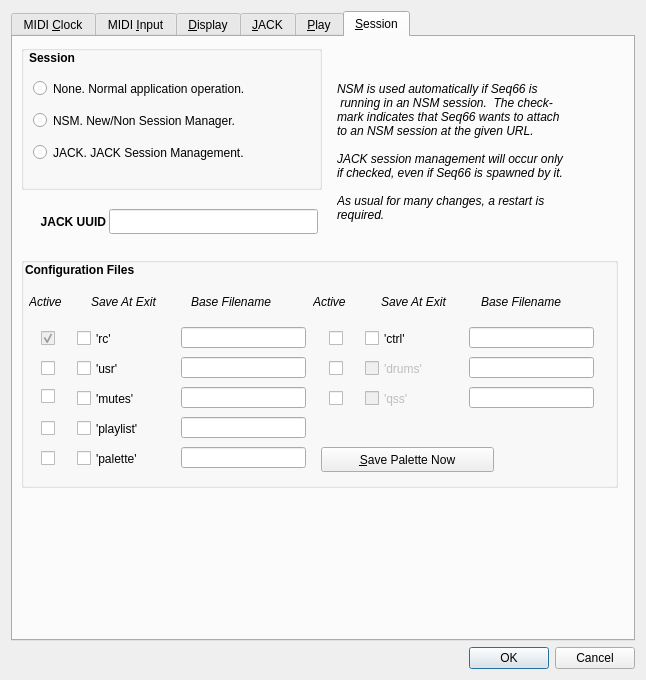
The window that seq_qt5/forms/qseditoptions.ui (ahlstromcj/seq66) describes before a commit, drawn with Qt 5.
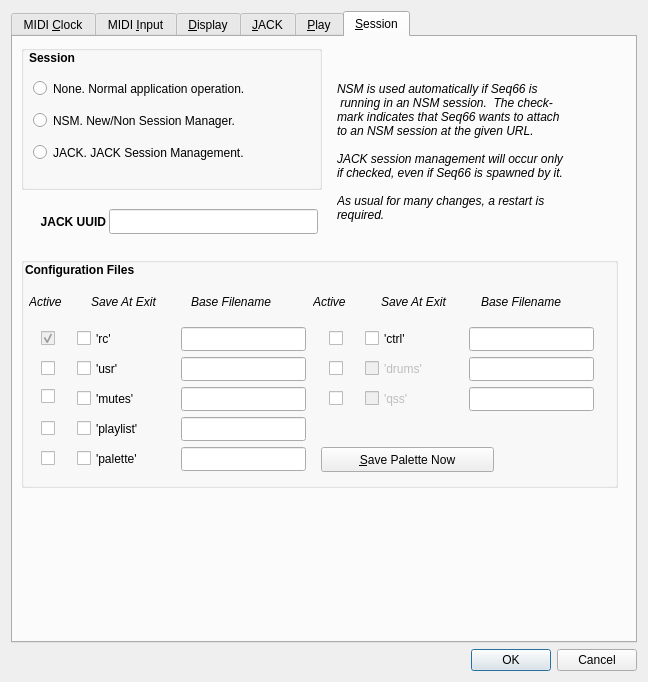
The same window after the commit. The open tabs and pages were chosen to show the change.

Diff of the .ui file:
```diff
--- a/seq_qt5/forms/qseditoptions.ui
+++ b/seq_qt5/forms/qseditoptions.ui
@@ -6,8 +6,8 @@
    <rect>
     <x>0</x>
     <y>0</y>
-    <width>646</width>
-    <height>680</height>
+    <width>648</width>
+    <height>682</height>
    </rect>
   </property>
   <property name="windowTitle">
@@ -1910,7 +1910,7 @@
           <x>160</x>
           <y>70</y>
           <width>125</width>
-          <height>21</height>
+          <height>24</height>
          </rect>
         </property>
        </widget>
@@ -1923,7 +1923,7 @@
           <x>160</x>
           <y>100</y>
           <width>125</width>
-          <height>21</height>
+          <height>24</height>
          </rect>
         </property>
        </widget>
@@ -1936,7 +1936,7 @@
           <x>160</x>
           <y>130</y>
           <width>125</width>
-          <height>21</height>
+          <height>24</height>
          </rect>
         </property>
        </widget>
@@ -1949,7 +1949,7 @@
           <x>160</x>
           <y>160</y>
           <width>125</width>
-          <height>21</height>
+          <height>24</height>
          </rect>
         </property>
        </widget>
@@ -1962,7 +1962,7 @@
           <x>448</x>
           <y>70</y>
           <width>125</width>
-          <height>21</height>
+          <height>24</height>
          </rect>
         </property>
        </widget>
@@ -1975,7 +1975,7 @@
           <x>448</x>
           <y>100</y>
           <width>125</width>
-          <height>21</height>
+          <height>24</height>
          </rect>
         </property>
        </widget>
@@ -2003,7 +2003,7 @@
           <x>160</x>
           <y>190</y>
           <width>125</width>
-          <height>21</height>
+          <height>24</height>
          </rect>
         </property>
         <property name="toolTip">
@@ -2137,7 +2137,7 @@
           <x>448</x>
           <y>130</y>
           <width>125</width>
-          <height>21</height>
+          <height>24</height>
          </rect>
         </property>
        </widget>
```
Left out of the diff: 2 changed lines with no effect on the pictures.
